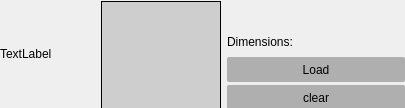
This is src/widgets/texturepicker.ui in jahshaka/Studio as Qt 5 draws it before an edit. The edited form follows.
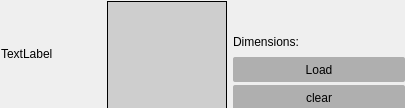
This is the edited form.

What changed in the file:
```diff
--- a/src/widgets/texturepicker.ui
+++ b/src/widgets/texturepicker.ui
@@ -27,7 +27,7 @@
   </property>
   <layout class="QHBoxLayout" name="horizontalLayout">
    <property name="leftMargin">
-    <number>0</number>
+    <number>1</number>
    </property>
    <property name="topMargin">
     <number>1</number>
@@ -42,13 +42,13 @@
     <widget class="QLabel" name="label">
      <property name="minimumSize">
       <size>
-       <width>95</width>
+       <width>100</width>
        <height>0</height>
       </size>
      </property>
      <property name="maximumSize">
       <size>
-       <width>95</width>
+       <width>100</width>
        <height>16777215</height>
       </size>
      </property>
```
